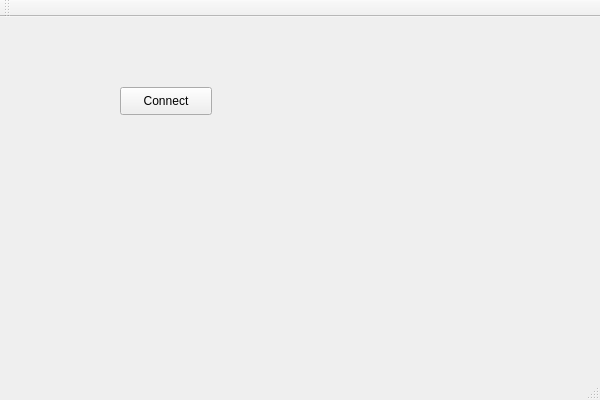
freakyzoidberg/horus-edu, file Horus_Client/mainwindow.ui: the form before one commit.
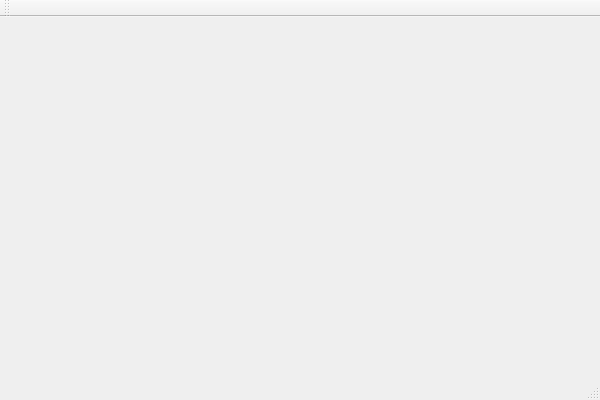
The form after the commit.

```diff
--- a/Horus_Client/mainwindow.ui
+++ b/Horus_Client/mainwindow.ui
@@ -13,21 +13,7 @@
   <property name="windowTitle">
    <string>Horus</string>
   </property>
-  <widget class="QWidget" name="centralWidget">
-   <widget class="QPushButton" name="ConnectButton">
-    <property name="geometry">
-     <rect>
-      <x>120</x>
-      <y>70</y>
-      <width>92</width>
-      <height>28</height>
-     </rect>
-    </property>
-    <property name="text">
-     <string>Connect</string>
-    </property>
-   </widget>
-  </widget>
+  <widget class="QWidget" name="centralWidget"/>
   <widget class="QMenuBar" name="menuBar">
    <property name="geometry">
     <rect>
```
